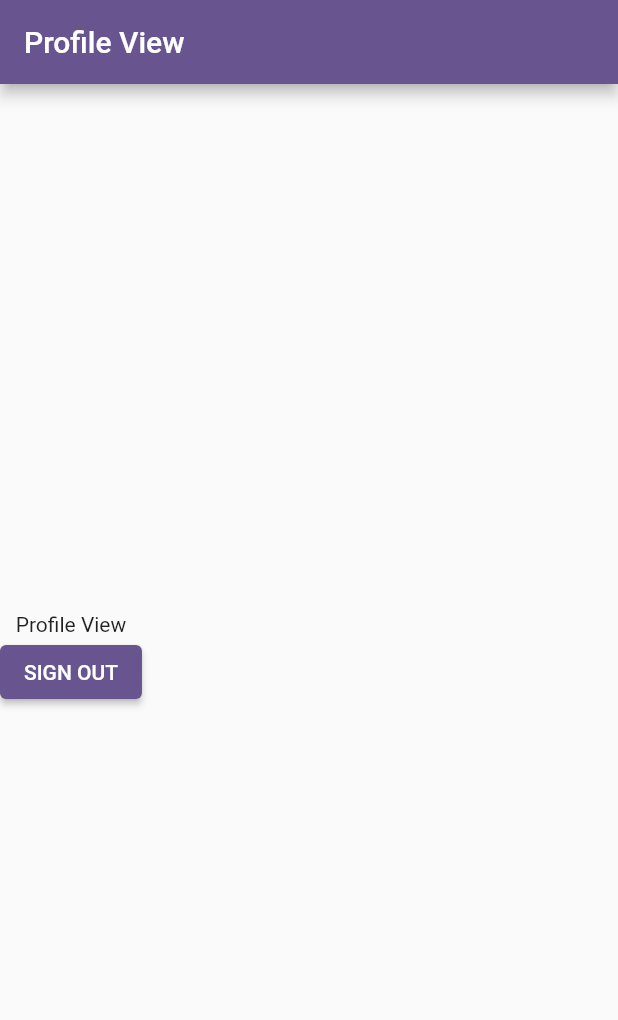
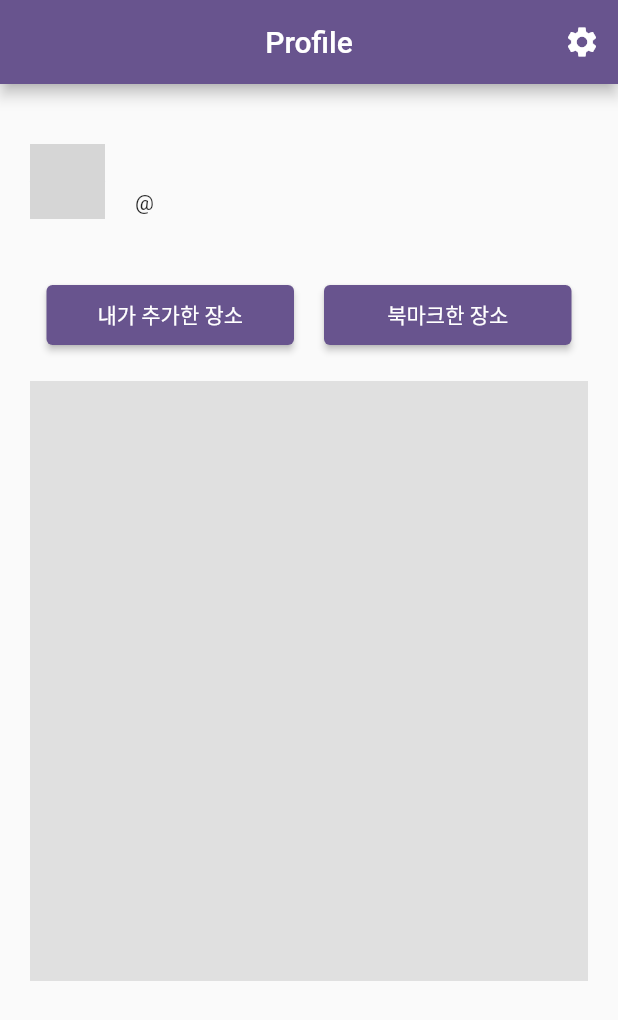
Before and after one commit to snackads/SnackAds, a Flutter app: the ProfileView screen opened by its route, on a phone screen of 412 x 824 dp. Shown: the top 1020 px of the screen. Run offline on Flutter 3.47's test engine with Material 3 defaults, Android fonts, the phone set to English and light mode, and no system bars; our stand-ins replace cloud_firestore, firebase_auth, firebase_core, firebase_storage, font_awesome_flutter, go_router and 3 more; missing offline and left inert: flutter_naver_map; accounts and stored records are empty; network calls fail; statements that could not run were skipped; grey boxes are pictures that could not be loaded.

Commit message:
[Feat] Sprint3 Profile 창 UI 개발

```diff
--- a/lib/app.dart
+++ b/lib/app.dart
@@ -7,7 +7,8 @@ import 'package:snack_ads/view/auth/registration_view.dart';
 import 'package:snack_ads/view/feed_upload/feed_upload_detail_view.dart';
 import 'package:snack_ads/view/feed_upload/feed_upload_video_view.dart';
 import 'package:snack_ads/view/main_view.dart';
-import 'package:snack_ads/view/profile_view.dart';
+import 'package:snack_ads/view/profile/profile_view.dart';
+import 'package:snack_ads/view/profile/setting_view.dart';
 
 late FeedUploadController feedUploadController;
 
@@ -49,6 +50,10 @@ final _router = GoRouter(
       builder: (context, state) => const ProfileView(),
     ),
     GoRoute(
+      path: '/setting',
+      builder: (context, state) => const SettingView(),
+    ),
+    GoRoute(
       path: '/videoUpload',
       builder: (context, state) => FeedUploadVideoView(
         feedUploadController: feedUploadController,
--- a/lib/controller/authentication_controller.dart
+++ b/lib/controller/authentication_controller.dart
@@ -3,6 +3,8 @@ import 'package:firebase_auth/firebase_auth.dart';
 import 'package:flutter/material.dart';
 import 'package:google_sign_in/google_sign_in.dart';
 import 'dart:developer' as dev;
+
+import 'package:snack_ads/model/user.dart';
 
 class AuthenticationController with ChangeNotifier {
   User? _user;
@@ -75,6 +77,8 @@ class AuthenticationController with ChangeNotifier {
     _db.collection("users").doc(_user!.uid).get().then((doc) {
       if (doc.exists) {
         dev.log(doc.data().toString(), name: 'getUserInfoFromFirestore');
+        AppUser().init(doc.data()!);
+        dev.log(AppUser().toFirestore().toString(), name: "AppUser");
       } else {
         dev.log("No such document", name: 'getUserInfoFromFirestore');
         moveToRegisterView!();
--- a/lib/controller/register_controller.dart
+++ b/lib/controller/register_controller.dart
@@ -20,4 +20,9 @@ class RegisterController extends ChangeNotifier {
   final TextEditingController phoneController = TextEditingController(text: "");
   final TextEditingController roleController =
       TextEditingController(text: "--당신의 역할을 선택해주세요--");
+
+  void setRole(String value) {
+    roleController.text = value;
+    notifyListeners();
+  }
 }
--- a/lib/model/user.dart
+++ b/lib/model/user.dart
@@ -1,29 +1,41 @@
 import 'package:snack_ads/model/shortform.dart';
 
-class User {
+class AppUser {
   String? uid;
-  String name;
-  String nickname;
+  String? name;
+  String? nickname;
+  String? photoURL;
   String? email;
   String? phone;
-  List<ShortForm> likedShortForms = [];
+  List<ShortForm> bookmarkList = [];
 
-  User({
-    this.uid,
-    required this.name,
-    required this.nickname,
-    required this.email,
-    this.phone,
-  });
+  // User({
+  //   this.uid,
+  //   this.name,
+  //   this.nickname,
+  //   this.photoURL,
+  //   this.email,
+  //   this.phone,
+  //   this.bookmarkList = const [],
+  // });
 
-  factory User.fromFirestore(Map<String, dynamic> data) {
-    return User(
-      uid: data['uid'],
-      name: data['name'],
-      nickname: data['nickname'],
-      email: data['email'],
-      phone: data['phone'],
-    );
+  // private internal constructor
+  AppUser._internal();
+  // single instance, initializes immediately
+  static final AppUser _instance = AppUser._internal();
+  // public factory method to access single instance
+  factory AppUser() {
+    return _instance;
+  }
+
+  void init(Map<String, dynamic> data) {
+    uid = data['uid'];
+    name = data['name'];
+    nickname = data['nickname'];
+    photoURL = data['photoURL'];
+    email = data['email'];
+    phone = data['phone'];
+    bookmarkList = data['bookmarkList'];
   }
 
   Map<String, dynamic> toFirestore() {
@@ -31,8 +43,10 @@ class User {
       'uid': uid,
       'name': name,
       'nickname': nickname,
+      'photoURL': photoURL,
       'email': email,
       'phone': phone,
+      'bookmarkList': bookmarkList,
     };
   }
 }
--- a/lib/view/main_view.dart
+++ b/lib/view/main_view.dart
@@ -9,7 +9,7 @@ import 'package:snack_ads/controller/feed_controller.dart';
 import 'package:snack_ads/view/feed/feed_view.dart';
 import 'package:snack_ads/view/feed_upload/feed_upload_select_view.dart';
 import 'package:snack_ads/view/map/map_view.dart';
-import 'package:snack_ads/view/profile_view.dart';
+import 'package:snack_ads/view/profile/profile_view.dart';
 // import 'package:snack_ads/map/map_view.dart';
 
 class MainView extends StatelessWidget {
--- /dev/null
+++ b/lib/view/profile/profile_view.dart
@@ -0,0 +1,94 @@
+import 'package:flutter/material.dart';
+import 'package:go_router/go_router.dart';
+import 'dart:developer' as dev;
+
+import 'package:snack_ads/model/user.dart';
+
+class ProfileView extends StatelessWidget {
+  const ProfileView({super.key});
+
+  @override
+  Widget build(BuildContext context) {
+    return Scaffold(
+      appBar: AppBar(
+        title: const Text("Profile"),
+        centerTitle: true,
+        actions: [
+          IconButton(
+            onPressed: () {
+              dev.log("Press Settings", name: "Profile");
+              context.push('/setting');
+            },
+            icon: const Icon(Icons.settings),
+          ),
+        ],
+      ),
+      body: Padding(
+        padding: const EdgeInsets.only(left: 20, right: 20, top: 20),
+        child: Column(
+          mainAxisAlignment: MainAxisAlignment.start,
+          children: [
+            Padding(
+              padding: const EdgeInsets.symmetric(vertical: 20.0),
+              child: Row(
+                children: [
+                  SizedBox(
+                    width: 50,
+                    height: 50,
+                    child: CircleAvatar(
+                      backgroundImage:
+                          NetworkImage(AppUser().photoURL ?? "default"),
+                    ),
+                  ),
+                  const SizedBox(width: 20),
+                  Column(
+                    crossAxisAlignment: CrossAxisAlignment.start,
+                    children: [
+                      Text(
+                        AppUser().nickname ?? "NoNickName",
+                        style: const TextStyle(
+                          fontSize: 24,
+                        ),
+                      ),
+                      Text("@${AppUser().name ?? "NoName"}"),
+                    ],
+                  ),
+                ],
+              ),
+            ),
+            Padding(
+              padding: const EdgeInsets.symmetric(vertical: 20),
+              child: Row(
+                mainAxisAlignment: MainAxisAlignment.center,
+                children: [
+                  ElevatedButton(
+                    style: ElevatedButton.styleFrom(
+                      maximumSize: const Size(180, 40),
+                      minimumSize: const Size(165, 40),
+                    ),
+                    onPressed: () {},
+                    child: const Text("내가 추가한 장소"),
+                  ),
+                  const SizedBox(width: 20),
+                  ElevatedButton(
+                    style: ElevatedButton.styleFrom(
+                      maximumSize: const Size(180, 40),
+                      minimumSize: const Size(165, 40),
+                    ),
+                    onPressed: () {},
+                    child: const Text("북마크한 장소"),
+                  ),
+                ],
+              ),
+            ),
+            // TODO: 나중에 추가한 장소 & 북마크 장소 저장 기능 나오면 추가해야함
+            Container(
+              color: Colors.grey[300],
+              height: 400,
+            )
+          ],
+        ),
+      ),
+    );
+  }
+}
--- a/lib/view/profile_view.dart
+++ /dev/null
@@ -1,38 +0,0 @@
-import 'package:flutter/material.dart';
-import 'package:go_router/go_router.dart';
-import 'package:provider/provider.dart';
-import 'package:snack_ads/controller/authentication_controller.dart';
-
-class ProfileView extends StatelessWidget {
-  const ProfileView({super.key});
-
-  @override
-  Widget build(BuildContext context) {
-    final authenticationController =
-        Provider.of<AuthenticationController>(context);
-
-    authenticationController.isUserLoggedOut = () {
-      // Provider.of<BottomNavigationController>(context, listen: false)
-      //     .changeTabIndex(0);
-      context.go('/login');
-    };
-
-    return Scaffold(
-      appBar: AppBar(
-        title: const Text("Profile View"),
-      ),
-      body: Column(
-        mainAxisAlignment: MainAxisAlignment.center,
-        children: [
-          const Text('Profile View'),
-          ElevatedButton(
-            onPressed: () {
-              authenticationController.signOut();
-            },
-            child: const Text("SIGN OUT"),
-          ),
-        ],
-      ),
-    );
-  }
-}
```
Also changed, not shown: lib/view/auth/registration_view.dart (+26 -9 lines), lib/view/profile/setting_view.dart (added, +74 -0 lines), 1 other file.
